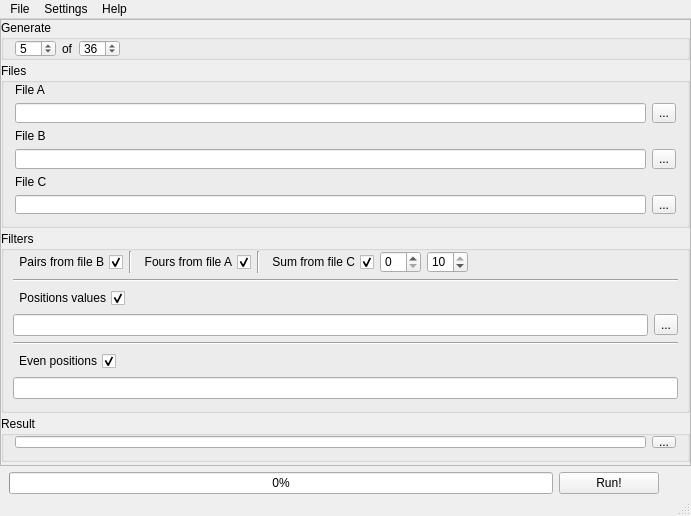
The window that sl/generator/Generator.ui (heimdallr/home_compa_dev) describes before a commit, drawn with Qt 5.
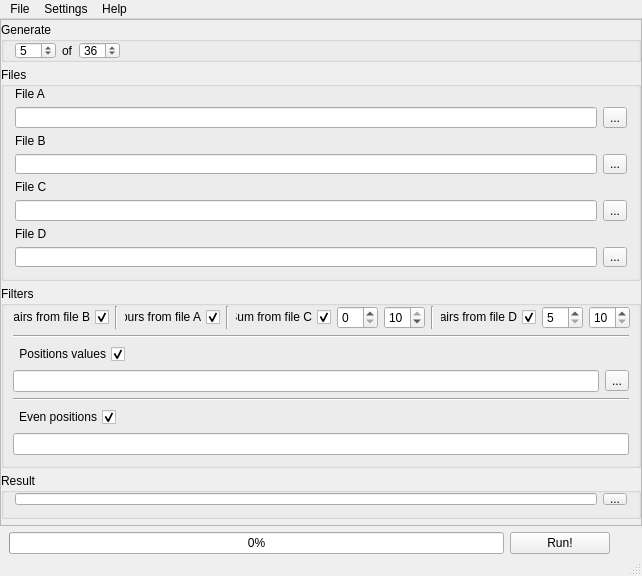
The same window after the commit.

What changed in the file:
```diff
--- a/sl/generator/Generator.ui
+++ b/sl/generator/Generator.ui
@@ -6,20 +6,20 @@
    <rect>
     <x>0</x>
     <y>0</y>
-    <width>691</width>
-    <height>516</height>
+    <width>642</width>
+    <height>576</height>
    </rect>
   </property>
   <property name="minimumSize">
    <size>
-    <width>600</width>
-    <height>516</height>
+    <width>642</width>
+    <height>576</height>
    </size>
   </property>
   <property name="maximumSize">
    <size>
     <width>16777215</width>
-    <height>516</height>
+    <height>576</height>
    </size>
   </property>
   <property name="windowTitle">
@@ -129,13 +129,13 @@
          <property name="minimumSize">
           <size>
            <width>0</width>
-           <height>165</height>
+           <height>214</height>
           </size>
          </property>
          <property name="maximumSize">
           <size>
            <width>16777215</width>
-           <height>165</height>
+           <height>214</height>
           </size>
          </property>
          <property name="title">
@@ -247,6 +247,31 @@
             </item>
            </layout>
           </item>
+          <item>
+           <layout class="QVBoxLayout" name="verticalLayout_11">
+            <item>
+             <widget class="QLabel" name="labelD">
+              <property name="text">
+               <string>File D</string>
+              </property>
+             </widget>
+            </item>
+            <item>
+             <layout class="QHBoxLayout" name="horizontalLayoutD">
+              <item>
+               <widget class="QLineEdit" name="lineEditD"/>
+              </item>
+              <item>
+               <widget class="QToolButton" name="toolButtonD">
+                <property name="text">
+                 <string notr="true">...</string>
+                </property>
+               </widget>
+              </item>
+             </layout>
+            </item>
+           </layout>
+          </item>
          </layout>
         </widget>
        </item>
@@ -367,6 +392,40 @@
               </property>
              </widget>
             </item>
+            <item>
+             <widget class="Line" name="line_5">
+              <property name="orientation">
+               <enum>Qt::Vertical</enum>
+              </property>
+             </widget>
+            </item>
+            <item>
+             <widget class="QCheckBox" name="checkBoxFilterPairsD">
+              <property name="layoutDirection">
+               <enum>Qt::RightToLeft</enum>
+              </property>
+              <property name="text">
+               <string>Pairs from file D</string>
+              </property>
+              <property name="checked">
+               <bool>true</bool>
+              </property>
+             </widget>
+            </item>
+            <item>
+             <widget class="QSpinBox" name="spinBoxPairsDMin">
+              <property name="minimum">
+               <number>5</number>
+              </property>
+             </widget>
+            </item>
+            <item>
+             <widget class="QSpinBox" name="spinBoxPairsDMax">
+              <property name="minimum">
+               <number>10</number>
+              </property>
+             </widget>
+            </item>
             <item>
              <spacer name="horizontalSpacer">
               <property name="orientation">
@@ -591,7 +650,7 @@
     <rect>
      <x>0</x>
      <y>0</y>
-     <width>691</width>
+     <width>642</width>
      <height>21</height>
     </rect>
    </property>
```
